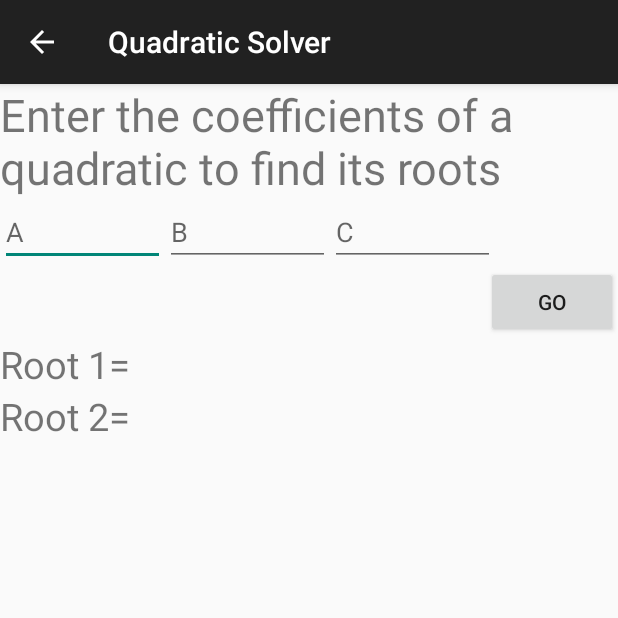
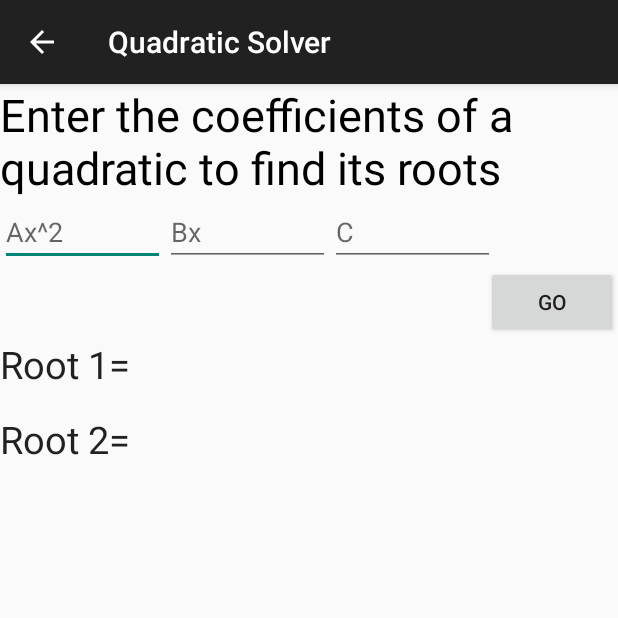
Before and after one commit to jacobgb24/DVCompSci, an Android app: the screen it shows after launch (Roots), after a tap on "QUADRATIC SOLVER", on a phone screen of 412 x 824 dp, the top half of it. Run offline under Robolectric (Android 15) with nearby library versions, the phone set to English and light mode, and no system bars.

Commit message:
V.4.1
Cleaned it up sort of,
includes secret

```diff
--- a/android/SuperMath/mobile/src/main/java/com/supermath/jacobgb24/supermath/MainActivity.java
+++ b/android/SuperMath/mobile/src/main/java/com/supermath/jacobgb24/supermath/MainActivity.java
@@ -7,7 +7,6 @@ import android.os.Bundle;
 import android.view.Menu;
 import android.view.MenuItem;
 import android.view.View;
-import android.widget.Button;
 
 
 public class MainActivity extends ActionBarActivity {
@@ -17,55 +16,29 @@ public class MainActivity extends ActionBarActivity {
         super.onCreate(savedInstanceState);
         setContentView(R.layout.activity_main);
         PreferenceManager.setDefaultValues(this, R.xml.preferences, true);
-        //declares buttons for different modules
-        Button IButton = (Button) findViewById(R.id.IButton);
-        IButton.setOnClickListener(new View.OnClickListener() {
-            @Override
-            public void onClick(View v) {
-                startIntegral();
     }
-        });
-        Button AFButton = (Button) findViewById(R.id.AFButton);
-        AFButton.setOnClickListener(new View.OnClickListener() {
-            @Override
-            public void onClick(View v) {
-                startAreaFinder();
-            }
-        });
-        Button RButton = (Button) findViewById(R.id.RButton);
-        RButton.setOnClickListener(new View.OnClickListener() {
-            @Override
-            public void onClick(View v) {
-                startRoots();
-            }
-        });
-        Button KButton = (Button) findViewById(R.id.KButton);
-        KButton.setOnClickListener(new View.OnClickListener() {
-            @Override
-            public void onClick(View v) {
-                startKinematic();
-            }
-        });
-    }
-    //starts activities based off of choice
-    private void startIntegral() {
+    //handles button clicks
+    public void onClickM(View v){
+        switch (v.getId()) {
+            case R.id.IButton:
                 Intent launchIntegral = new Intent(this, Integral.class);
                 startActivity(launchIntegral);
-    }
-
-    private void startAreaFinder() {
+                break;
+            case R.id.AFButton:
                 Intent launchAF = new Intent(this, AreaFinder.class);
                 startActivity(launchAF);
-    }
-
-    private void startRoots() {
+                break;
+            case R.id.RButton:
                 Intent launchR = new Intent(this, Roots.class);
                 startActivity(launchR);
-    }
-    private void startKinematic() {
+                break;
+            case R.id.KButton:
                 Intent launchK = new Intent(this, Kinematics.class);
                 startActivity(launchK);
+                break;
         }
+    }
+    //other stuff
     @Override
     public boolean onCreateOptionsMenu(Menu menu) {
         // Inflate the menu; this adds items to the action bar if it is present.
--- a/android/SuperMath/mobile/src/main/java/com/supermath/jacobgb24/supermath/Roots.java
+++ b/android/SuperMath/mobile/src/main/java/com/supermath/jacobgb24/supermath/Roots.java
@@ -1,70 +1,88 @@
 package com.supermath.jacobgb24.supermath;
 
+import android.content.ActivityNotFoundException;
+import android.content.Intent;
 import android.content.SharedPreferences;
-import android.os.Bundle;
+import android.net.Uri;
 import android.os.Bundle;
 import android.preference.PreferenceManager;
 import android.support.v7.app.ActionBarActivity;
 import android.view.View;
-import android.widget.Button;
 import android.widget.EditText;
-import android.widget.RadioButton;
-import android.widget.RadioGroup;
 import android.widget.TextView;
-
 import java.text.DecimalFormat;
 
 /**
  * Created by jacob_000 on 12/5/2014.
  */
-public class Roots extends ActionBarActivity{
-    static EditText Aco, Bco, Cco;
+public class Roots extends ActionBarActivity {
+    static EditText Aco, Bco, Cco, secret;
     static double A, B, C;
-    static boolean i;
+    static boolean sec, i;
+
     public void onCreate(Bundle savedInstanceState) {
         super.onCreate(savedInstanceState);
         setContentView(R.layout.rlayout);
-        final EditText Aco = (EditText) findViewById(R.id.Aco);
-        final EditText Bco = (EditText) findViewById(R.id.Bco);
-        final EditText Cco = (EditText) findViewById(R.id.Cco);
+        Aco = (EditText) findViewById(R.id.Aco);
+        Bco = (EditText) findViewById(R.id.Bco);
+        Cco = (EditText) findViewById(R.id.Cco);
+        secret = (EditText) findViewById(R.id.supsec);
+
+        //settings
         PreferenceManager.setDefaultValues(this, R.xml.preferences, true);
         SharedPreferences prefs = PreferenceManager.getDefaultSharedPreferences(this);
         i = prefs.getBoolean("PREF_SHOW_I", true);
-        Button calc = (Button) findViewById(R.id.rootgo);
-        calc.setOnClickListener(new View.OnClickListener() {
-            public void onClick(View v) {
-                try {
-                    A = Double.parseDouble(Aco.getText().toString());
-                    B = Double.parseDouble(Bco.getText().toString());
-                    C = Double.parseDouble(Cco.getText().toString());
-                    Math();
-                }catch (Exception e) { }
-            }
-        });
+        sec = prefs.getBoolean("PREF_SEC", false);
+        //secret stuff
+        if (!sec || i) {
+            secret.setFocusable(false);
+            secret.setClickable(false); }
     }
-    private void Math(){
+    //handles button click
+    public void onClickR(View v){
+        try {
+            if (sec && secret.getText().toString().equals("ispentwaytoolongonthis"))
+                dotheThing();
+            Math();
+        } catch (Exception e) {}
+    }
+    //math finds roots
+    private void Math() {
+        A = Double.parseDouble(Aco.getText().toString());
+        B = Double.parseDouble(Bco.getText().toString());
+        C = Double.parseDouble(Cco.getText().toString());
         DecimalFormat fmt = new DecimalFormat("###.###");
-        double discrim = Math.pow(B, 2) - (4*A*C);
+        double discrim = Math.pow(B, 2) - (4 * A * C);
         double root1, root2;
         TextView R2 = (TextView) findViewById(R.id.R2ans);
         TextView R1 = (TextView) findViewById(R.id.R1ans);
-        if(discrim>=0) {
+        if (discrim >= 0) {
             root1 = ((-1 * B) + Math.sqrt(discrim)) / (2 * A);
             root2 = ((-1 * B) - Math.sqrt(discrim)) / (2 * A);
             R1.setText(String.valueOf(fmt.format(root1)));
             R2.setText(String.valueOf(fmt.format(root2)));
-        }
-        else if(discrim<0 && i){
-            discrim=discrim*-1;
-            String r1str = "-"+B+"+"+fmt.format(Math.sqrt(discrim))+"i";
+        } else if (discrim < 0 && i) {
+            discrim = discrim * -1;
+            String r1str = "-" + B + "+" + fmt.format(Math.sqrt(discrim)) + "i";
             R1.setText(r1str);
-            String r2str = "-"+B+"-"+fmt.format(Math.sqrt(discrim))+"i";
+            String r2str = "-" + B + "-" + fmt.format(Math.sqrt(discrim)) + "i";
             R2.setText(r2str);
-        }
-        else if(discrim<0 && !i){
+        } else if (discrim < 0 && !i) {
             R1.setText("No real roots");
             R2.setText("No real roots");
         }
     }
-
+    //secret handler
+    public void dotheThing() {
+        TextView R1 = (TextView) findViewById(R.id.R1ans);
+        R1.setText("SECRET UNLOCKED");
+        try {
+            Intent intent = new Intent(Intent.ACTION_VIEW, Uri.parse("vnd.youtube:dQw4w9WgXcQ"));
+            startActivity(intent);
+        } catch (ActivityNotFoundException ex) {
+            Intent intent = new Intent(Intent.ACTION_VIEW,
+                    Uri.parse("http://www.youtube.com/watch?v=dQw4w9WgXcQ"));
+            startActivity(intent);
+        }
+    }
 }
--- a/android/SuperMath/mobile/src/main/res/layout/activity_main.xml
+++ b/android/SuperMath/mobile/src/main/res/layout/activity_main.xml
@@ -16,6 +16,7 @@
         android:layout_height="60dp"
         android:text="Kinematics"
         android:id="@+id/KButton"
+        android:onClick="onClickM"
         android:layout_below="@+id/IButton"
         android:layout_alignParentStart="true"
         android:layout_alignEnd="@+id/IButton" />
@@ -25,6 +26,7 @@
         android:layout_height="60dp"
         android:text="Area Finder"
         android:id="@+id/AFButton"
+        android:onClick="onClickM"
         android:layout_alignParentTop="true"
         android:layout_alignParentStart="true"
         android:layout_alignParentEnd="true" />
@@ -34,6 +36,7 @@
         android:layout_height="60dp"
         android:text="Quadratic Solver"
         android:id="@+id/RButton"
+        android:onClick="onClickM"
         android:layout_below="@+id/AFButton"
         android:layout_alignParentStart="true"
         android:layout_alignParentEnd="true" />
@@ -43,6 +46,7 @@
         android:layout_height="60dp"
         android:text="Integral"
         android:id="@+id/IButton"
+        android:onClick="onClickM"
         android:layout_gravity="center_vertical"
         android:layout_below="@+id/RButton"
         android:layout_alignParentStart="true"
--- a/android/SuperMath/mobile/src/main/res/layout/aflayout.xml
+++ b/android/SuperMath/mobile/src/main/res/layout/aflayout.xml
@@ -65,7 +65,8 @@
         android:id="@+id/editText6"
         android:layout_gravity="right"
         android:text="Area="
-        android:textSize="25dp" />
+        android:textSize="25dp"
+        android:textColor="@color/abc_primary_text_material_light" />
 
     <TextView
         android:layout_width="298dp"
--- a/android/SuperMath/mobile/src/main/res/layout/rlayout.xml
+++ b/android/SuperMath/mobile/src/main/res/layout/rlayout.xml
@@ -8,7 +8,8 @@
         android:layout_height="wrap_content"
         android:text="Enter the coefficients of a quadratic to find its roots"
         android:id="@+id/textView2"
-        android:textSize="30dp" />
+        android:textSize="30dp"
+        android:textColor="@color/abc_primary_text_disable_only_material_light" />
 
     <LinearLayout
     android:layout_width="wrap_content"
@@ -18,7 +19,7 @@
         android:layout_height="wrap_content"
         android:inputType="numberDecimal|numberSigned"
         android:ems="10"
-        android:hint="A"
+        android:hint="Ax^2"
         android:id="@+id/Aco" />
 
     <EditText
@@ -26,7 +27,7 @@
         android:layout_height="wrap_content"
         android:inputType="numberSigned|numberDecimal"
         android:ems="10"
-        android:hint="B"
+        android:hint="Bx"
         android:id="@+id/Bco"
         android:layout_gravity="right" />
 
@@ -44,6 +45,7 @@
         android:layout_height="wrap_content"
         android:text="Go"
         android:id="@+id/rootgo"
+        android:onClick="onClickR"
         android:layout_gravity="right" />
     <LinearLayout
         android:layout_width="wrap_content"
@@ -53,7 +55,8 @@
         android:layout_height="wrap_content"
         android:text="Root 1="
         android:id="@+id/textView3"
-        android:textSize="25dp" />
+        android:textSize="25dp"
+        android:textColor="@color/abc_primary_text_material_light" />
 
     <TextView
         android:layout_width="wrap_content"
@@ -65,12 +68,14 @@
 </LinearLayout>
     <LinearLayout
         android:layout_width="wrap_content"
-        android:layout_height="wrap_content">
-    <TextView
+        android:layout_height="wrap_content"
+        android:paddingTop="15dp">
+    <EditText
         android:layout_width="wrap_content"
         android:layout_height="wrap_content"
         android:text="Root 2="
-        android:id="@+id/textView12"
+        android:background="@null"
+        android:id="@+id/supsec"
         android:textSize="25dp" />
 
     <TextView
--- a/android/SuperMath/mobile/src/main/res/xml/preferences.xml
+++ b/android/SuperMath/mobile/src/main/res/xml/preferences.xml
@@ -12,4 +12,11 @@
         android:defaultValue="true" >
 
     </CheckBoxPreference>
+    <CheckBoxPreference
+        android:key="PREF_SEC"
+        android:title="Super Duper Secret"
+        android:summary="What does it do? The world may never know(unless they view the source code)."
+        android:defaultValue="false" >
+
+    </CheckBoxPreference>
 </PreferenceScreen>
```
Also changed, not shown: android/SuperMath/mobile/src/main/java/com/supermath/jacobgb24/supermath/AreaFinder.java (+3 -5 lines), android/SuperMath/mobile/src/main/java/com/supermath/jacobgb24/supermath/Kinematics.java (+7 -16 lines), android/SuperMath/mobile/src/main/res/layout/ilayout.xml (+9 -4 lines), android/SuperMath/mobile/src/main/res/layout/klayout.xml (+4 -3 lines). Lines whose indentation alone changed are shown as unchanged.
